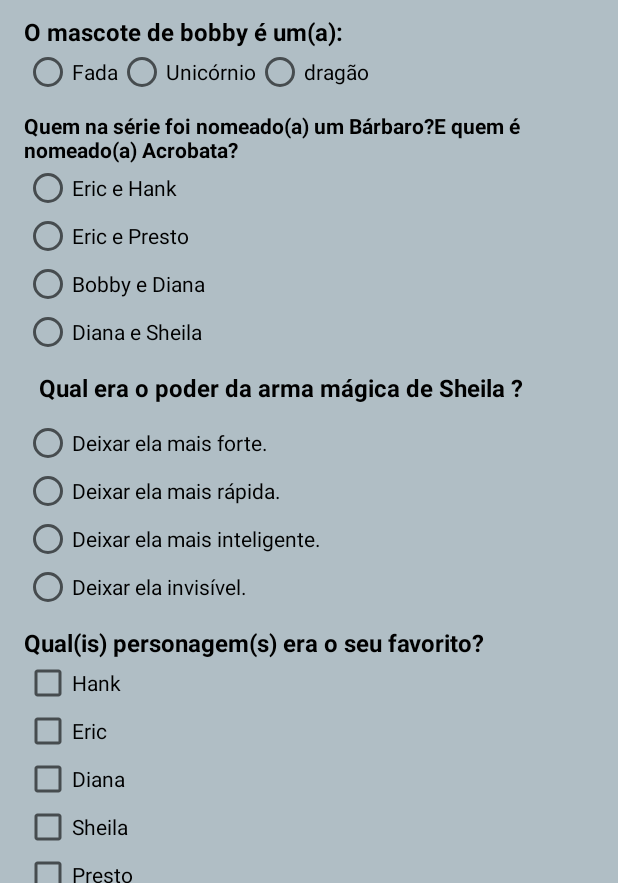
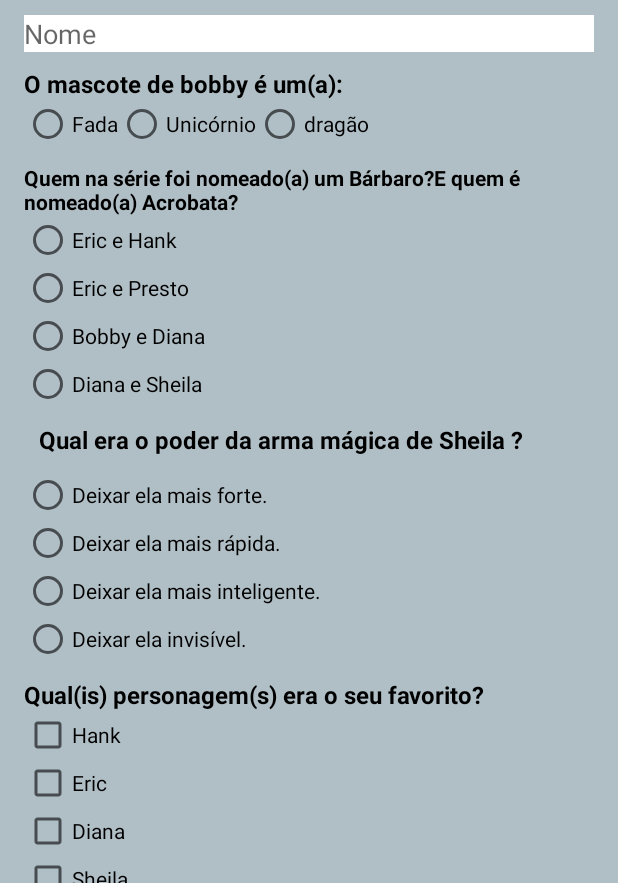
Before and after one commit to claudiosakaeshigemi/project3, an Android app: the screen it shows after launch (MainActivity), on a phone screen of 412 x 824 dp, the part 353-1236 px from its top. Run offline under Robolectric (Android 15) with nearby library versions, the phone set to English and light mode, and no system bars.

Commit message:
Projeto 3

```diff
--- a/app/src/main/java/com/example/claud/projeto3/MainActivity.java
+++ b/app/src/main/java/com/example/claud/projeto3/MainActivity.java
@@ -5,6 +5,7 @@ import android.support.v7.app.AppCompatActivity;
 import android.os.Bundle;
 import android.view.View;
 import android.widget.CheckBox;
+import android.widget.EditText;
 import android.widget.RadioButton;
 import android.widget.TextView;
 
@@ -43,7 +44,7 @@ public class MainActivity extends AppCompatActivity {
         checkboxValidacao(hasHank,hasEric,hasDiana,hasShela,hasBobby, hasPresto);
 
         display(resposta );
-        resposta = " ";
+        resposta = "";
         pontos = 0;
     }
 
@@ -171,8 +172,13 @@ public class MainActivity extends AppCompatActivity {
     }
 
     public void display(String resposta){
+
+        EditText nome = (EditText) findViewById(R.id.edit_text_nome);
+        resposta += "\n Nome: " + nome + "\n";
         TextView apresentacao = (TextView) findViewById(R.id.txt_resposta);
+
         resposta += "\n \n Sua pontuação: "+ pontos;
         apresentacao.setText(resposta);
+        resposta = "";
     }
 }
--- a/app/src/main/res/layout/activity_main.xml
+++ b/app/src/main/res/layout/activity_main.xml
@@ -40,6 +40,15 @@
                 android:textSize="45sp"
                 />
         </RelativeLayout>
+
+        <EditText
+            android:layout_width="match_parent"
+            android:layout_height="wrap_content"
+            android:layout_marginTop="10dp"
+            android:hint="Nome"
+            android:id="@+id/edit_text_nome"
+            android:background="@android:color/white"
+            />
 
         <TextView
             android:layout_width="match_parent"
```
